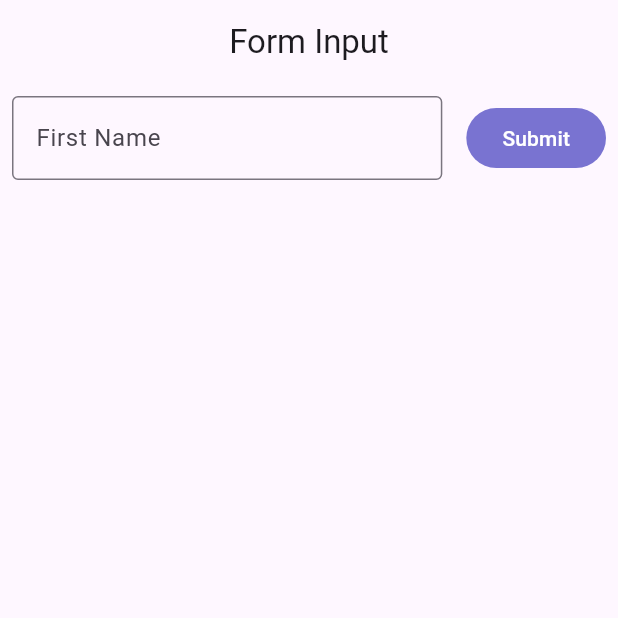
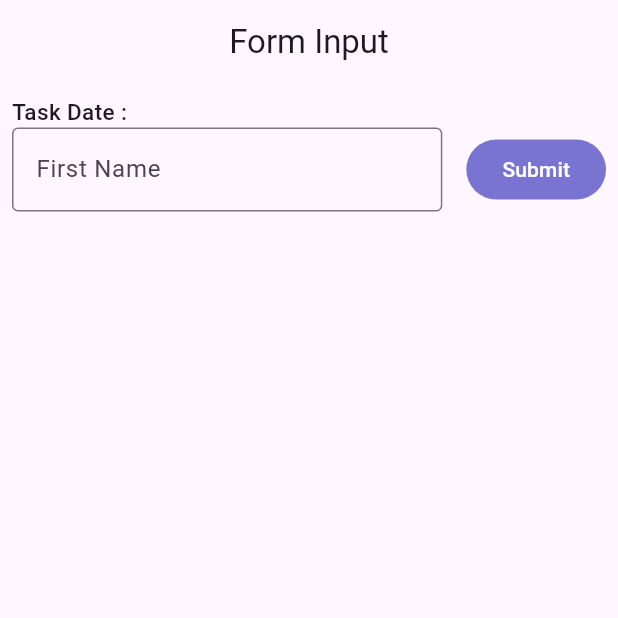
Before and after one commit to fasyaaa/TodoApp_0177, a Flutter app: the screen it shows after launch, on a phone screen of 412 x 824 dp, the top half of it. Run offline on Flutter 3.47's test engine with Material 3 defaults, Android fonts, the light colour scheme and no system bars.

Commit message:
ADD - Task Date text

```diff
--- a/lib/statefull.dart
+++ b/lib/statefull.dart
@@ -29,6 +29,19 @@ class _StatefullState extends State<Statefull> {
           padding: const EdgeInsets.all(8.0),
           child: Column(
             children: [
+              Row(
+                mainAxisAlignment: MainAxisAlignment.spaceBetween,
+                children: [
+                  Column(
+                    crossAxisAlignment: CrossAxisAlignment.start,
+                    children: [
+                      const Text('Task Date :', style:
+                      TextStyle(fontSize: 15, fontWeight: FontWeight.w500,),
+                      )
+                    ],
+                  ),
+                ],
+              ),
               Form(
                 key: _key,
                 child: Row(
```
